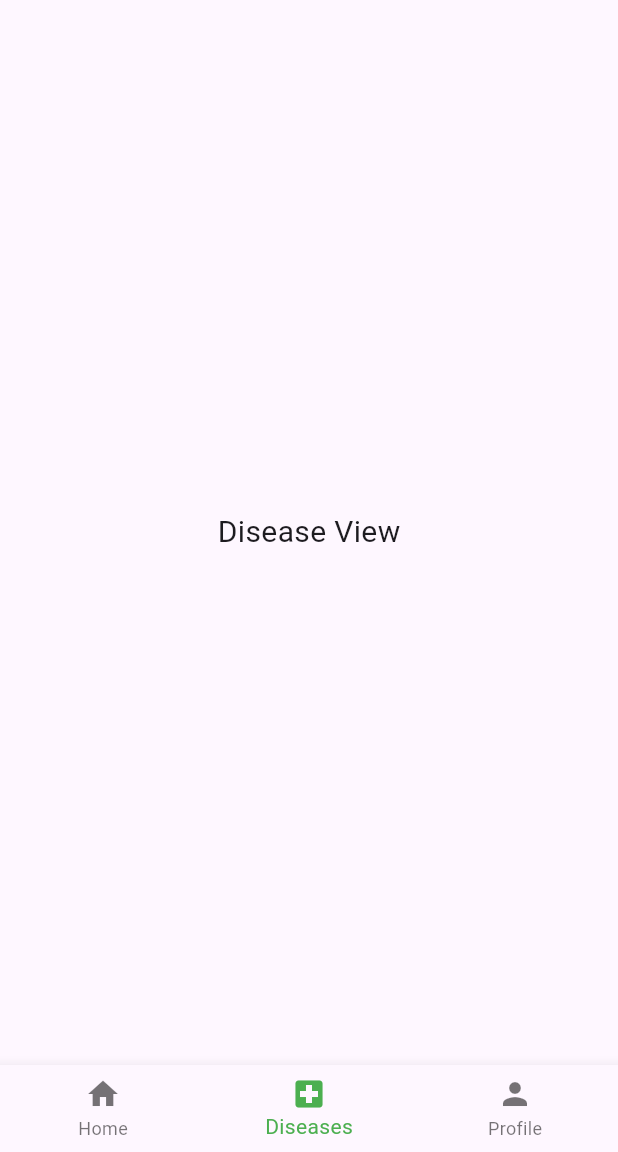
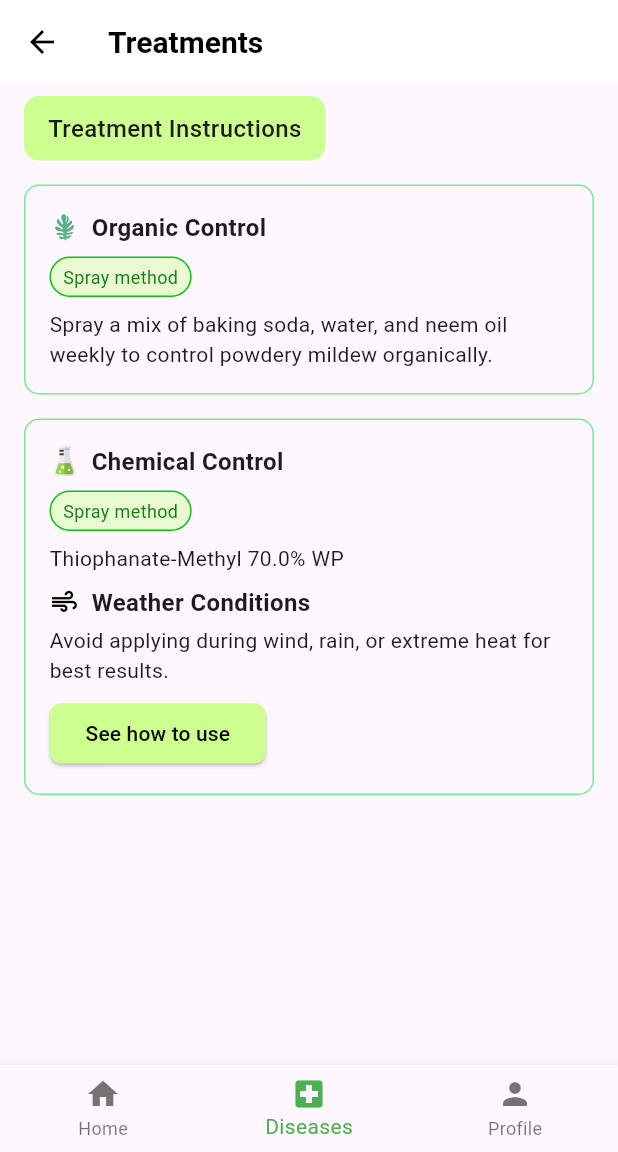
Before and after one commit to IT21161056/Papaya-Buddy, a Flutter app: the screen it shows after launch, item 2 of the bottom bar chosen, on a phone screen of 412 x 824 dp, the part 84-1236 px from its top. Run offline on Flutter 3.47's test engine with Material 3 defaults, Android fonts, the phone set to English and light mode, and no system bars; our stand-ins replace flutter_svg, image_picker.

Commit message:
feat: create treatments view

```diff
--- a/mobile_app/lib/views/home_view.dart
+++ b/mobile_app/lib/views/home_view.dart
@@ -1,6 +1,7 @@
 import 'package:flutter/material.dart';
 import 'package:mobile_app/views/auth/login_view.dart';
 import 'package:mobile_app/views/diagonosisView/diagnosis_list.dart';
+import 'package:mobile_app/views/treatment_view.dart';
 import 'package:mobile_app/widgets/imagePickerWidget/imagepicker.dart';
 
 class HomeView extends StatefulWidget {
@@ -15,7 +16,7 @@ class _HomeViewState extends State<HomeView> {
 
   static final List<Widget> _pages = <Widget>[
     const Dashboard(),
-    const Center(child: Text('Disease View', style: TextStyle(fontSize: 20))),
+    TreatmentScreen(),
     const LoginView(),
   ];
 
--- /dev/null
+++ b/mobile_app/lib/views/treatment_view.dart
@@ -0,0 +1,121 @@
+import 'package:flutter/material.dart';
+import 'package:flutter_svg/flutter_svg.dart';
+import 'package:mobile_app/widgets/treatment/treatment_card.dart';
+
+class TreatmentScreen extends StatelessWidget {
+  @override
+  Widget build(BuildContext context) {
+    return Scaffold(
+      appBar: AppBar(
+        backgroundColor: Colors.white,
+        elevation: 0,
+        leading: IconButton(
+          icon: Icon(Icons.arrow_back, color: Colors.black),
+          onPressed: () {
+            Navigator.pop(context);
+          },
+        ),
+        title: Row(
+          children: [
+            Text(
+              "Treatments",
+              style: TextStyle(
+                fontWeight: FontWeight.bold,
+                color: Colors.black,
+                fontSize: 20,
+              ),
+            ),
+            // Spacer(),
+            SizedBox(width: 8),
+            SvgPicture.asset(
+              'assets/icons/spray_can.svg',
+              height: 24,
+              width: 24,
+            ),
+          ],
+        ),
+      ),
+      body: Padding(
+        padding: const EdgeInsets.symmetric(horizontal: 16.0, vertical: 8.0),
+        child: Column(
+          crossAxisAlignment: CrossAxisAlignment.start,
+          children: [
+            // Treatment Instructions Button
+            Container(
+              padding: EdgeInsets.symmetric(vertical: 10, horizontal: 16),
+              decoration: BoxDecoration(
+                color: Colors.lightGreenAccent.shade100,
+                borderRadius: BorderRadius.circular(10),
+              ),
+              child: Text(
+                "Treatment Instructions",
+                style: TextStyle(fontSize: 16, fontWeight: FontWeight.w500),
+              ),
+            ),
+            SizedBox(height: 16),
+
+            // Organic Control Card
+            TreatmentCard(
+              iconPath: 'assets/icons/leaf.svg', // Replace with actual asset
+              title: "Organic Control",
+              methodLabel: "Spray method",
+              methodIconPath: 'assets/icons/spray.svg',
+              description:
+                  "Spray a mix of baking soda, water, and neem oil weekly to control powdery mildew organically.",
+            ),
+
+            SizedBox(height: 16),
+
+            // Chemical Control Card
+            TreatmentCard(
+              iconPath:
+                  'assets/icons/chemical.svg', // Replace with actual asset
+              title: "Chemical Control",
+              methodLabel: "Spray method",
+              methodIconPath: 'assets/icons/spray.svg',
+              description: "Thiophanate-Methyl 70.0% WP",
+              extraContent: Column(
+                crossAxisAlignment: CrossAxisAlignment.start,
+                children: [
+                  SizedBox(height: 8),
+                  Row(
+                    children: [
+                      Icon(Icons.air, size: 20, color: Colors.black),
+                      SizedBox(width: 8),
+                      Text(
+                        "Weather Conditions",
+                        style: TextStyle(
+                          fontWeight: FontWeight.bold,
+                          fontSize: 16,
+                        ),
+                      ),
+                    ],
+                  ),
+                  SizedBox(height: 4),
+                  Text(
+                    "Avoid applying during wind, rain, or extreme heat for best results.",
+                    style: TextStyle(fontSize: 14),
+                  ),
+                  SizedBox(height: 8),
+                  ElevatedButton(
+                    onPressed: () {},
+                    style: ElevatedButton.styleFrom(
+                      backgroundColor: Colors.lightGreenAccent.shade100,
+                      shape: RoundedRectangleBorder(
+                        borderRadius: BorderRadius.circular(8),
+                      ),
+                    ),
+                    child: Text(
+                      "See how to use",
+                      style: TextStyle(color: Colors.black),
+                    ),
+                  ),
+                ],
+              ),
+            ),
+          ],
+        ),
+      ),
+    );
+  }
+}
--- /dev/null
+++ b/mobile_app/lib/widgets/treatment/treatment_card.dart
@@ -0,0 +1,77 @@
+import 'package:flutter/material.dart';
+import 'package:flutter_svg/flutter_svg.dart';
+
+class TreatmentCard extends StatelessWidget {
+  final String iconPath;
+  final String title;
+  final String methodLabel;
+  final String methodIconPath;
+  final String description;
+  final Widget? extraContent;
+
+  const TreatmentCard({
+    super.key,
+    required this.iconPath,
+    required this.title,
+    required this.methodLabel,
+    required this.methodIconPath,
+    required this.description,
+    this.extraContent,
+  });
+
+  @override
+  Widget build(BuildContext context) {
+    return Container(
+      padding: EdgeInsets.all(16),
+      decoration: BoxDecoration(
+        border: Border.all(color: const Color.fromRGBO(115, 236, 139, 1)),
+        borderRadius: BorderRadius.circular(10),
+      ),
+      child: Column(
+        crossAxisAlignment: CrossAxisAlignment.start,
+        children: [
+          Row(
+            children: [
+              SvgPicture.asset(iconPath, height: 20, width: 20),
+              SizedBox(width: 8),
+              Text(
+                title,
+                style: TextStyle(fontSize: 16, fontWeight: FontWeight.bold),
+              ),
+            ],
+          ),
+          SizedBox(height: 8),
+          Container(
+            padding: EdgeInsets.symmetric(horizontal: 8, vertical: 4),
+            decoration: BoxDecoration(
+                color: const Color.fromARGB(103, 203, 255, 144),
+                borderRadius: BorderRadius.circular(100),
+                border:
+                    Border.all(color: const Color.fromARGB(255, 10, 194, 16))),
+            child: Row(
+              mainAxisSize: MainAxisSize.min,
+              children: [
+                Text(methodLabel,
+                    style: TextStyle(
+                        fontSize: 12,
+                        color: const Color.fromARGB(255, 19, 126, 22))),
+              ],
+            ),
+          ),
+          SizedBox(height: 8),
+          Text(
+            description,
+            style: TextStyle(fontSize: 14),
+          ),
+          // Container(
+          //   padding: EdgeInsets.symmetric(horizontal: 8, vertical: 4),
+          //   decoration:
+          //       BoxDecoration(color: const Color.fromARGB(84, 195, 147, 1)),
+          //   child:
+          // ),
+          if (extraContent != null) extraContent!,
+        ],
+      ),
+    );
+  }
+}
--- a/mobile_app/pubspec.yaml
+++ b/mobile_app/pubspec.yaml
@@ -22,11 +22,11 @@ dev_dependencies:
   flutter_lints: ^5.0.0
   http: 1.3.0
   image_picker: 1.1.2
+  flutter_svg: ^2.0.9
 
 flutter:
-
   uses-material-design: true
-
 
   assets:
     - assets/
+    - assets/icons/
```
Also changed, not shown: mobile_app/assets/icons/chemical.svg (added), mobile_app/assets/icons/leaf.svg (added), mobile_app/assets/icons/spray_can.svg (added), mobile_app/pubspec.lock.
